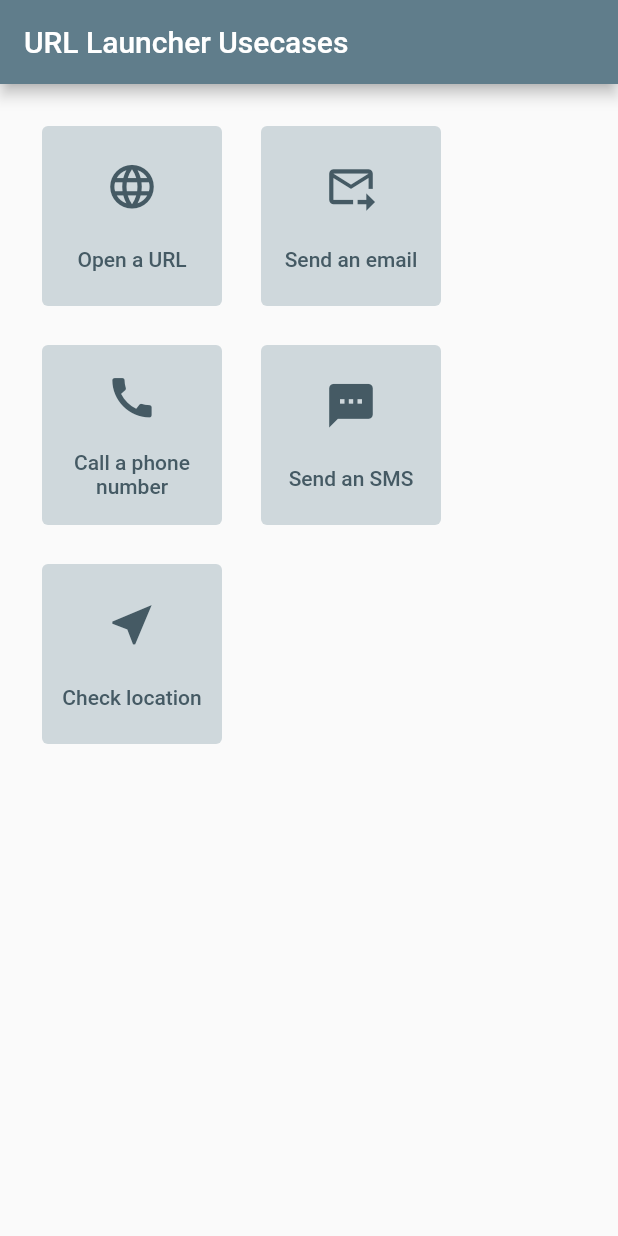
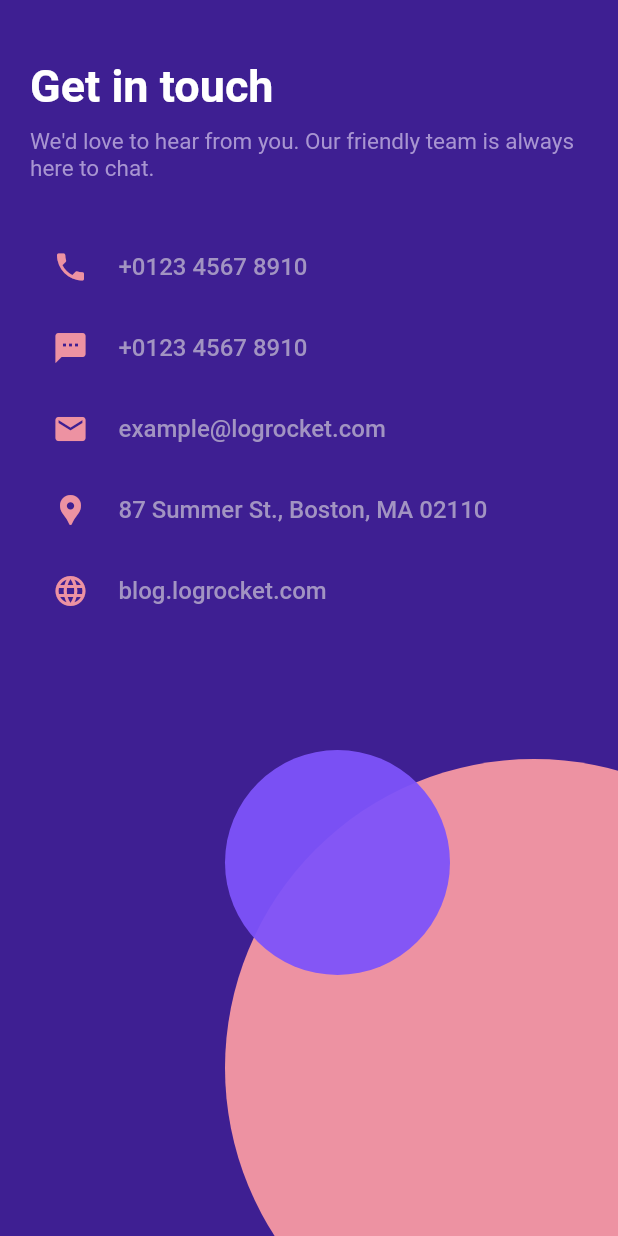
Before and after one commit to dev-tayy/url_launcher_example, a Flutter app: the screen it shows after launch, on a phone screen of 412 x 824 dp. Run offline on Flutter 3.47's test engine with Material 2 defaults, Android fonts, the light colour scheme and no system bars.

Commit message:
UI changes

```diff
--- a/lib/custom_button.dart
+++ /dev/null
@@ -1,35 +0,0 @@
-import 'package:flutter/material.dart';
-
-class CustomWidget extends StatelessWidget {
-  final IconData icon;
-  final String label;
-  const CustomWidget({
-    Key? key,
-    required this.label,
-    required this.icon,
-  }) : super(key: key);
-
-  @override
-  Widget build(BuildContext context) {
-    return Container(
-      height: 120,
-      width: 120,
-      decoration: BoxDecoration(
-          color: Colors.blueGrey.shade100,
-          borderRadius: BorderRadius.circular(4.0)),
-      child: Column(
-        mainAxisAlignment: MainAxisAlignment.spaceEvenly,
-        crossAxisAlignment: CrossAxisAlignment.center,
-        mainAxisSize: MainAxisSize.min,
-        children: [
-          Icon(icon, size: 35, color: Colors.blueGrey.shade700),
-          Text(
-            label,
-            textAlign: TextAlign.center,
-            style: TextStyle(color: Colors.blueGrey.shade700),
-          )
-        ],
-      ),
-    );
-  }
-}
--- a/lib/main.dart
+++ b/lib/main.dart
@@ -1,5 +1,4 @@
 import 'package:flutter/material.dart';
-import 'package:url_launcher_example/custom_button.dart';
 import 'package:url_launcher/url_launcher.dart';
 
 void main() {
@@ -12,6 +11,7 @@ class MyApp extends StatelessWidget {
   Widget build(BuildContext context) {
     return MaterialApp(
       title: 'Flutter Demo',
+      debugShowCheckedModeBanner: false,
       theme: ThemeData(
         primarySwatch: Colors.blue,
       ),
@@ -26,36 +26,86 @@ class MyHomePage extends StatelessWidget {
   @override
   Widget build(BuildContext context) {
     return Scaffold(
-        appBar: AppBar(
-            title: const Text('URL Launcher Usecases'),
-            backgroundColor: Colors.blueGrey),
-        body: SafeArea(
-          child: Padding(
-            padding: const EdgeInsets.all(20.0),
-            child: Wrap(
-              // crossAxisAlignment: WrapCrossAlignment.center,
-              // alignment: WrapAlignment.center,
-              // runAlignment: WrapAlignment.center,
-              runSpacing: 10,
-              spacing: 10,
-              children: <Widget>[
+        backgroundColor: const Color(0xFF3E1F92),
+        body: Stack(
+          children: [
+            Padding(
+              padding:
+                  const EdgeInsets.symmetric(horizontal: 20.0, vertical: 40.0),
+              child: Column(
+                mainAxisAlignment: MainAxisAlignment.start,
+                crossAxisAlignment: CrossAxisAlignment.start,
+                children: [
+                  const Text('Get in touch',
+                      style: TextStyle(
+                          color: Colors.white,
+                          fontSize: 30.0,
+                          fontWeight: FontWeight.bold)),
+                  const SizedBox(height: 10.0),
+                  const Text(
+                      "We'd love to hear from you. Our friendly team is always here to chat.",
+                      style: TextStyle(
+                          color: Color(0xFFA895D1),
+                          fontSize: 15.0,
+                          fontWeight: FontWeight.normal)),
+                  const SizedBox(height: 30.0),
                   TextButton(
                     onPressed: () async {
-                    const url = 'https://blog.logrocket.com';
-                    if (await canLaunch(url)) {
-                      await launch(url, forceWebView: true);
+                      String telephoneNumber = '+012345678910';
+                      String telephoneUrl = "tel:$telephoneNumber";
+
+                      if (await canLaunch(telephoneUrl)) {
+                        await launch(telephoneUrl);
                       } else {
-                      throw 'Could not launch $url';
+                        throw "Error occured trying to call that number.";
                       }
                     },
-                  child: const CustomWidget(
-                    icon: Icons.language,
-                    label: 'Open a URL',
+                    style: TextButton.styleFrom(
+                      padding: const EdgeInsets.all(15),
+                    ),
+                    child: Row(
+                      mainAxisSize: MainAxisSize.min,
+                      children: const [
+                        Icon(Icons.phone, color: Color(0xFFED92A2)),
+                        SizedBox(width: 20.0),
+                        Text('+0123 4567 8910',
+                            style: TextStyle(
+                                color: Color(0xFFA294C2),
+                                fontSize: 16.0,
+                                fontWeight: FontWeight.w500)),
+                      ],
                     ),
                   ),
                   TextButton(
                     onPressed: () async {
-                    String email = 'this.is.tijani@gmail.com';
+                      String telephoneNumber = '+012345678910';
+                      String smsUrl = "sms:$telephoneNumber";
+
+                      if (await canLaunch(smsUrl)) {
+                        await launch(smsUrl);
+                      } else {
+                        throw "Error occured trying to send a message that number.";
+                      }
+                    },
+                    style: TextButton.styleFrom(
+                      padding: const EdgeInsets.all(15),
+                    ),
+                    child: Row(
+                      mainAxisSize: MainAxisSize.min,
+                      children: const [
+                        Icon(Icons.sms, color: Color(0xFFED92A2)),
+                        SizedBox(width: 20.0),
+                        Text('+0123 4567 8910',
+                            style: TextStyle(
+                                color: Color(0xFFA294C2),
+                                fontSize: 16.0,
+                                fontWeight: FontWeight.w500)),
+                      ],
+                    ),
+                  ),
+                  TextButton(
+                    onPressed: () async {
+                      String email = 'example@logrocket.com';
                       String subject = 'This is a test email';
                       String body = 'This is a test email body';
                       String emailUrl =
@@ -64,44 +114,23 @@ class MyHomePage extends StatelessWidget {
                       if (await canLaunch(emailUrl)) {
                         await launch(emailUrl);
                       } else {
-                      throw "Can't phone that number.";
+                        throw "Error occured trying to send an email.";
                       }
                     },
-                  child: const CustomWidget(
-                    icon: Icons.forward_to_inbox,
-                    label: 'Send an email',
+                    style: TextButton.styleFrom(
+                      padding: const EdgeInsets.all(15),
                     ),
-                ),
-                TextButton(
-                  onPressed: () async {
-                    String telephoneNumber = '+2347012345678';
-                    String telephoneUrl = "tel:$telephoneNumber";
-
-                    if (await canLaunch(telephoneUrl)) {
-                      await launch(telephoneUrl);
-                    } else {
-                      throw "Error occured trying to call that number.";
-                    }
-                  },
-                  child: const CustomWidget(
-                    icon: Icons.call,
-                    label: 'Call a phone\nnumber',
-                  ),
-                ),
-                TextButton(
-                  onPressed: () async {
-                    String telephoneNumber = '+2347012345678';
-                    String smsUrl = "sms:$telephoneNumber";
-
-                    if (await canLaunch(smsUrl)) {
-                      await launch(smsUrl);
-                    } else {
-                      throw "Error occured trying to send a message that number.";
-                    }
-                  },
-                  child: const CustomWidget(
-                    icon: Icons.textsms,
-                    label: 'Send an SMS',
+                    child: Row(
+                      mainAxisSize: MainAxisSize.min,
+                      children: const [
+                        Icon(Icons.mail, color: Color(0xFFED92A2)),
+                        SizedBox(width: 20.0),
+                        Text('example@logrocket.com',
+                            style: TextStyle(
+                                color: Color(0xFFA294C2),
+                                fontSize: 16.0,
+                                fontWeight: FontWeight.w500)),
+                      ],
                     ),
                   ),
                   TextButton(
@@ -117,14 +146,67 @@ class MyHomePage extends StatelessWidget {
                         throw "Couldn't launch Map";
                       }
                     },
-                  child: const CustomWidget(
-                    icon: Icons.near_me,
-                    label: 'Check location',
+                    style: TextButton.styleFrom(
+                      padding: const EdgeInsets.all(15),
+                    ),
+                    child: Row(
+                      mainAxisSize: MainAxisSize.min,
+                      children: const [
+                        Icon(Icons.location_pin, color: Color(0xFFED92A2)),
+                        SizedBox(width: 20.0),
+                        Text('87 Summer St., Boston, MA 02110',
+                            style: TextStyle(
+                                color: Color(0xFFA294C2),
+                                fontSize: 16.0,
+                                fontWeight: FontWeight.w500)),
+                      ],
+                    ),
+                  ),
+                  TextButton(
+                    onPressed: () async {
+                      const url = 'https://blog.logrocket.com';
+                      if (await canLaunch(url)) {
+                        await launch(url, forceWebView: false);
+                      } else {
+                        throw 'Could not launch $url';
+                      }
+                    },
+                    style: TextButton.styleFrom(
+                      padding: const EdgeInsets.all(15),
+                    ),
+                    child: Row(
+                      mainAxisSize: MainAxisSize.min,
+                      children: const [
+                        Icon(Icons.language, color: Color(0xFFED92A2)),
+                        SizedBox(width: 20.0),
+                        Text('blog.logrocket.com',
+                            style: TextStyle(
+                                color: Color(0xFFA294C2),
+                                fontSize: 16.0,
+                                fontWeight: FontWeight.w500)),
+                      ],
                     ),
                   ),
                 ],
               ),
             ),
+            Transform.translate(
+              offset: const Offset(150, 300),
+              child: Container(
+                decoration: const BoxDecoration(
+                    shape: BoxShape.circle, color: Color(0xFFED92A2)),
+              ),
+            ),
+            Transform.translate(
+              offset: const Offset(150, 500),
+              child: Container(
+                width: 150,
+                height: 150,
+                decoration: const BoxDecoration(
+                    shape: BoxShape.circle, color: Color(0xF17E53FA)),
+              ),
+            )
+          ],
         ));
   }
 }
```
Lines whose indentation alone changed are shown as unchanged.
